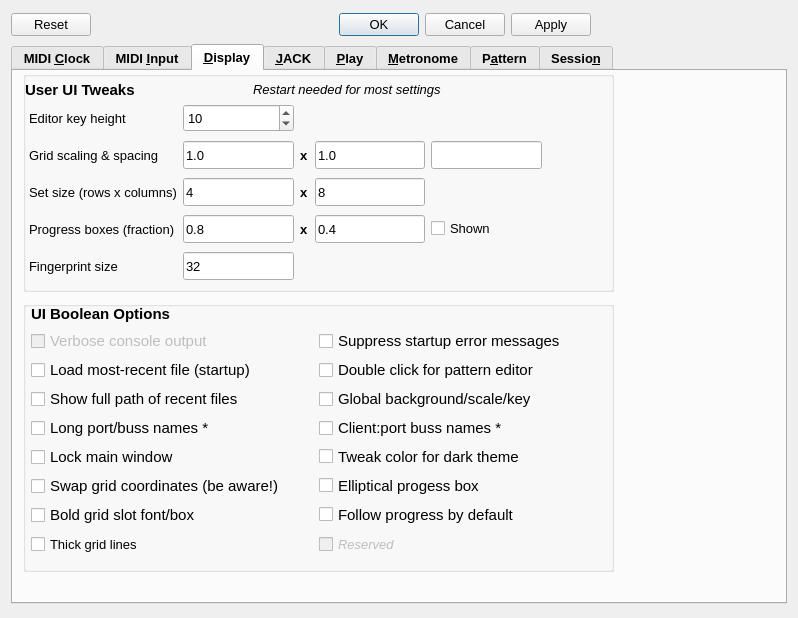
First picture: the form in seq_qt5/src/gui/qseditoptions.ui, repository ahlstromcj/seq66, before the edit.
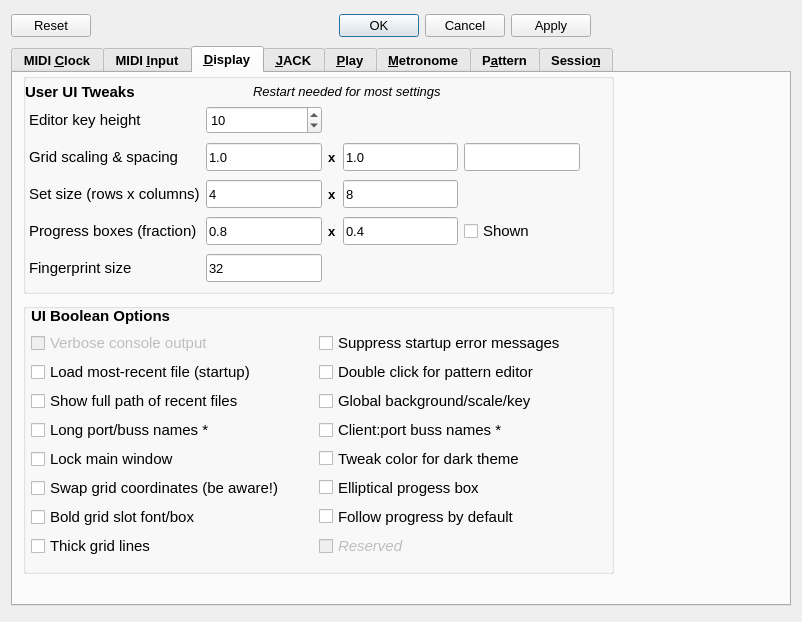
Second picture: the form after the edit. The open tabs and pages were chosen to show the change.

Patch:
```diff
--- a/seq_qt5/src/gui/qseditoptions.ui
+++ b/seq_qt5/src/gui/qseditoptions.ui
@@ -6,8 +6,8 @@
    <rect>
     <x>0</x>
     <y>0</y>
-    <width>798</width>
-    <height>618</height>
+    <width>802</width>
+    <height>622</height>
    </rect>
   </property>
   <property name="font">
@@ -979,6 +979,11 @@
              <height>24</height>
             </size>
            </property>
+           <property name="font">
+            <font>
+             <pointsize>11</pointsize>
+            </font>
+           </property>
            <property name="toolTip">
             <string>rc: [Seq66] port-naming = long</string>
            </property>
@@ -1004,6 +1009,11 @@
              <height>24</height>
             </size>
            </property>
+           <property name="font">
+            <font>
+             <pointsize>11</pointsize>
+            </font>
+           </property>
            <property name="toolTip">
             <string>Shows the status of rc / [Seq66] / verbose.
 Always set to false at exit.</string>
@@ -1027,6 +1037,11 @@
              <height>24</height>
             </size>
            </property>
+           <property name="font">
+            <font>
+             <pointsize>11</pointsize>
+            </font>
+           </property>
            <property name="toolTip">
             <string>rc: [Seq66] port-naming = pair</string>
            </property>
@@ -1049,6 +1064,11 @@
              <height>24</height>
             </size>
            </property>
+           <property name="font">
+            <font>
+             <pointsize>11</pointsize>
+            </font>
+           </property>
            <property name="toolTip">
             <string>usr: [user-interface-settings] global-seq-feature</string>
            </property>
@@ -1071,6 +1091,11 @@
              <height>24</height>
             </size>
            </property>
+           <property name="font">
+            <font>
+             <pointsize>11</pointsize>
+            </font>
+           </property>
            <property name="toolTip">
             <string>rc: [interaction-method] double-click-edit</string>
            </property>
@@ -1093,6 +1118,11 @@
              <height>24</height>
             </size>
            </property>
+           <property name="font">
+            <font>
+             <pointsize>11</pointsize>
+            </font>
+           </property>
            <property name="toolTip">
             <string>Enable to suppress error prompts at startup.
 Useful if the prompts are going to be ignored
@@ -1117,6 +1147,11 @@
              <height>24</height>
             </size>
            </property>
+           <property name="font">
+            <font>
+             <pointsize>11</pointsize>
+            </font>
+           </property>
            <property name="toolTip">
             <string>usr: [user-interface-settings] swap-coordinates</string>
            </property>
@@ -1127,6 +1162,11 @@
          </item>
          <item row="5" column="1">
           <widget class="QCheckBox" name="checkBoxDarkTheme">
+           <property name="font">
+            <font>
+             <pointsize>11</pointsize>
+            </font>
+           </property>
            <property name="toolTip">
             <string>usr: [user-interface-settings] dark-theme
 Applies a couple of color tweaks, such as
@@ -1139,6 +1179,11 @@
          </item>
          <item row="6" column="1">
           <widget class="QCheckBox" name="checkBoxElliptical">
+           <property name="font">
+            <font>
+             <pointsize>11</pointsize>
+            </font>
+           </property>
            <property name="toolTip">
             <string>usr: [user-interface-settings] progress-box-elliptical
 If set, the grid slot progress boxes are ellipses.</string>
@@ -1162,6 +1207,11 @@
              <height>24</height>
             </size>
            </property>
+           <property name="font">
+            <font>
+             <pointsize>11</pointsize>
+            </font>
+           </property>
            <property name="toolTip">
             <string>rc: [recent-files] full-paths</string>
            </property>
@@ -1184,6 +1234,11 @@
              <height>24</height>
             </size>
            </property>
+           <property name="font">
+            <font>
+             <pointsize>11</pointsize>
+            </font>
+           </property>
            <property name="toolTip">
             <string>Load most-recent file at startup. Works only if there
 is no active playlist. rc: [recent-files] load-most-recent</string>
@@ -1195,6 +1250,11 @@
          </item>
          <item row="7" column="1">
           <widget class="QCheckBox" name="checkBoxFollowProgress">
+           <property name="font">
+            <font>
+             <pointsize>11</pointsize>
+            </font>
+           </property>
            <property name="toolTip">
             <string>usr: [user-interface-settings] follow-progress
 Sets the default setting for the follow-progress
@@ -1219,6 +1279,11 @@
              <height>24</height>
             </size>
            </property>
+           <property name="font">
+            <font>
+             <pointsize>11</pointsize>
+            </font>
+           </property>
            <property name="toolTip">
             <string>usr: [user-interface-settings] progress-bar-thick</string>
            </property>
@@ -1254,6 +1319,11 @@
              <height>24</height>
             </size>
            </property>
+           <property name="font">
+            <font>
+             <pointsize>11</pointsize>
+            </font>
+           </property>
            <property name="toolTip">
             <string>usr: [user-ui-tweaks] lock-main-window</string>
            </property>
@@ -1281,7 +1351,7 @@
            </property>
            <property name="font">
             <font>
-             <pointsize>10</pointsize>
+             <pointsize>11</pointsize>
              <italic>false</italic>
              <bold>false</bold>
             </font>
@@ -1313,7 +1383,7 @@
            </property>
            <property name="font">
             <font>
-             <pointsize>10</pointsize>
+             <pointsize>11</pointsize>
              <italic>true</italic>
              <bold>false</bold>
             </font>
@@ -1331,7 +1401,7 @@
         <rect>
          <x>16</x>
          <y>30</y>
-         <width>513</width>
+         <width>551</width>
          <height>183</height>
         </rect>
        </property>
@@ -1340,7 +1410,7 @@
          <widget class="QCheckBox" name="checkBoxProgressBoxShown">
           <property name="font">
            <font>
-            <pointsize>10</pointsize>
+            <pointsize>11</pointsize>
             <bold>false</bold>
            </font>
           </property>
@@ -1417,7 +1487,7 @@
           </property>
           <property name="font">
            <font>
-            <pointsize>10</pointsize>
+            <pointsize>11</pointsize>
             <bold>false</bold>
            </font>
           </property>
@@ -1469,7 +1539,7 @@
           </property>
           <property name="font">
            <font>
-            <pointsize>10</pointsize>
+            <pointsize>11</pointsize>
             <bold>false</bold>
            </font>
           </property>
@@ -1491,7 +1561,7 @@
           </property>
           <property name="font">
            <font>
-            <pointsize>10</pointsize>
+            <pointsize>11</pointsize>
             <bold>false</bold>
            </font>
           </property>
@@ -1680,7 +1750,7 @@
           </property>
           <property name="font">
            <font>
-            <pointsize>10</pointsize>
+            <pointsize>11</pointsize>
             <bold>false</bold>
            </font>
           </property>
@@ -1706,7 +1776,7 @@
          <widget class="QLabel" name="labelUiScaling">
           <property name="font">
            <font>
-            <pointsize>10</pointsize>
+            <pointsize>11</pointsize>
             <bold>false</bold>
            </font>
           </property>
```
Left out of the diff: 131 changed lines with no effect on the pictures.
